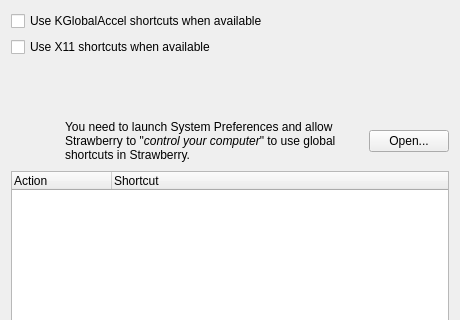
goshitsarch-eng/Orange, file src/settings/globalshortcutssettingspage.ui: the form before one commit; both pictures show x 0 to 460 and y 0 to 320 of the 460 by 475 pixel window.
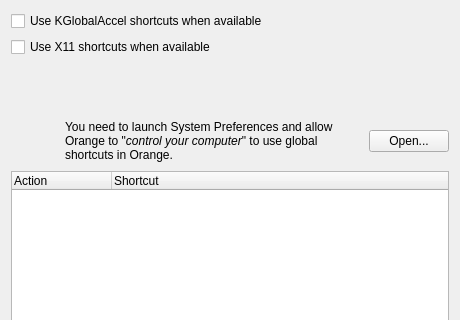
The form after the commit. Icons and pictures are not drawn.

Commit message: Rename the fork to Orange and follow the KDE look and feel

The edit to the form file:
```diff
--- a/src/settings/globalshortcutssettingspage.ui
+++ b/src/settings/globalshortcutssettingspage.ui
@@ -203,7 +203,7 @@
          </sizepolicy>
         </property>
         <property name="text">
-         <string>You need to launch System Preferences and allow Strawberry to &quot;&lt;span style=&quot;font-style:italic&quot;&gt;control your computer&lt;/span&gt;&quot; to use global shortcuts in Strawberry.</string>
+         <string>You need to launch System Preferences and allow Orange to &quot;&lt;span style=&quot;font-style:italic&quot;&gt;control your computer&lt;/span&gt;&quot; to use global shortcuts in Orange.</string>
         </property>
         <property name="wordWrap">
          <bool>true</bool>
```
The commit also changes 53 other files.
